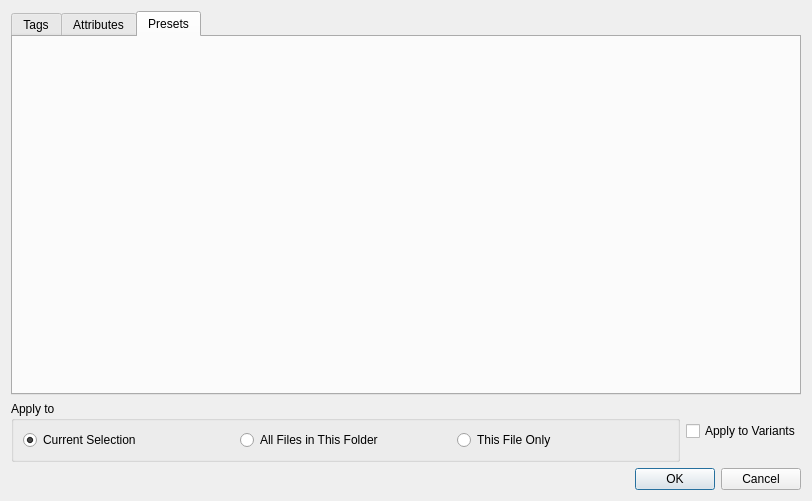
Old version of the form ui/metadata_dialog.ui in the repository DiamondHawk8/Oculus.
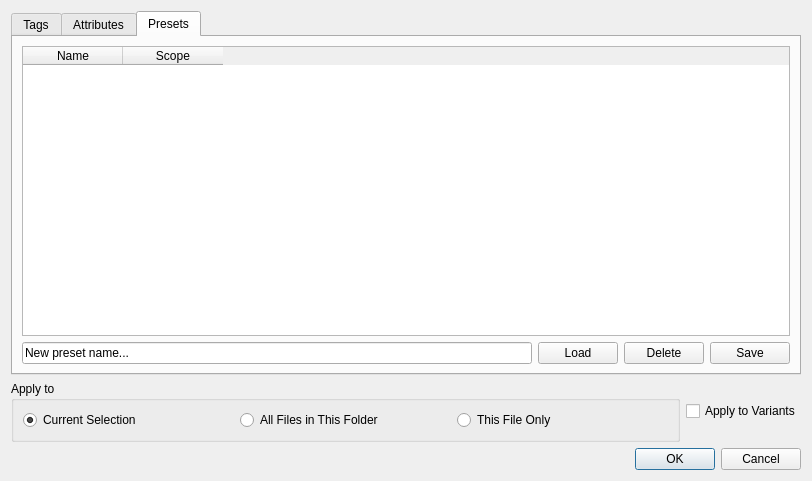
New version of the form. The open tabs and pages were chosen to show the change.

Commit message: Create presets UI

```diff
--- a/ui/metadata_dialog.ui
+++ b/ui/metadata_dialog.ui
@@ -7,7 +7,7 @@
     <x>0</x>
     <y>0</y>
     <width>812</width>
-    <height>501</height>
+    <height>481</height>
    </rect>
   </property>
   <property name="windowTitle">
@@ -92,6 +92,63 @@
       <attribute name="title">
        <string>Presets</string>
       </attribute>
+      <layout class="QVBoxLayout" name="verticalLayout_2">
+       <item>
+        <widget class="QTableWidget" name="tblPresets">
+         <property name="editTriggers">
+          <set>QAbstractItemView::EditTrigger::NoEditTriggers</set>
+         </property>
+         <property name="selectionBehavior">
+          <enum>QAbstractItemView::SelectionBehavior::SelectRows</enum>
+         </property>
+         <property name="columnCount">
+          <number>2</number>
+         </property>
+         <column>
+          <property name="text">
+           <string>Name</string>
+          </property>
+         </column>
+         <column>
+          <property name="text">
+           <string>Scope</string>
+          </property>
+         </column>
+        </widget>
+       </item>
+       <item>
+        <layout class="QHBoxLayout" name="hboxPresetBtns">
+         <item>
+          <widget class="QLineEdit" name="editPresetName">
+           <property name="text">
+            <string>New preset name...</string>
+           </property>
+          </widget>
+         </item>
+         <item>
+          <widget class="QPushButton" name="btnLoadPreset">
+           <property name="text">
+            <string>Load</string>
+           </property>
+          </widget>
+         </item>
+         <item>
+          <widget class="QPushButton" name="btnDeletePreset">
+           <property name="text">
+            <string>Delete</string>
+           </property>
+          </widget>
+         </item>
+         <item>
+          <widget class="QPushButton" name="btnSavePreset">
+           <property name="text">
+            <string>Save</string>
+           </property>
+          </widget>
+         </item>
+        </layout>
+       </item>
+      </layout>
      </widget>
     </widget>
    </item>
```
Left out of the diff: 2 changed lines with no effect on the pictures. The commit also changes 2 other files.
